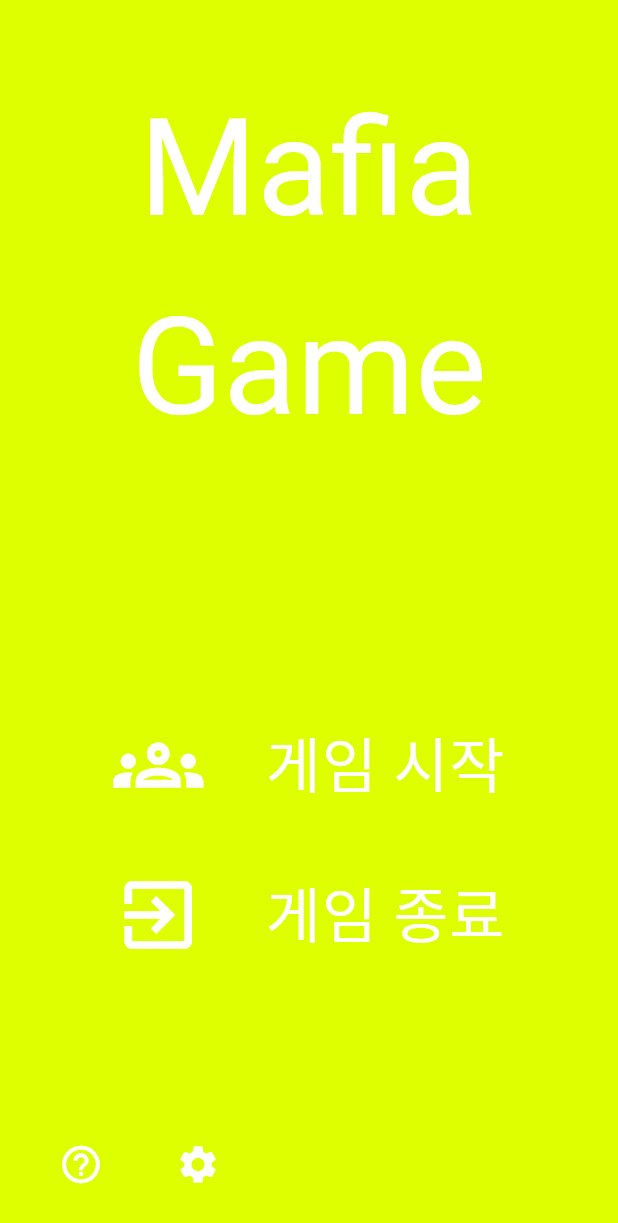
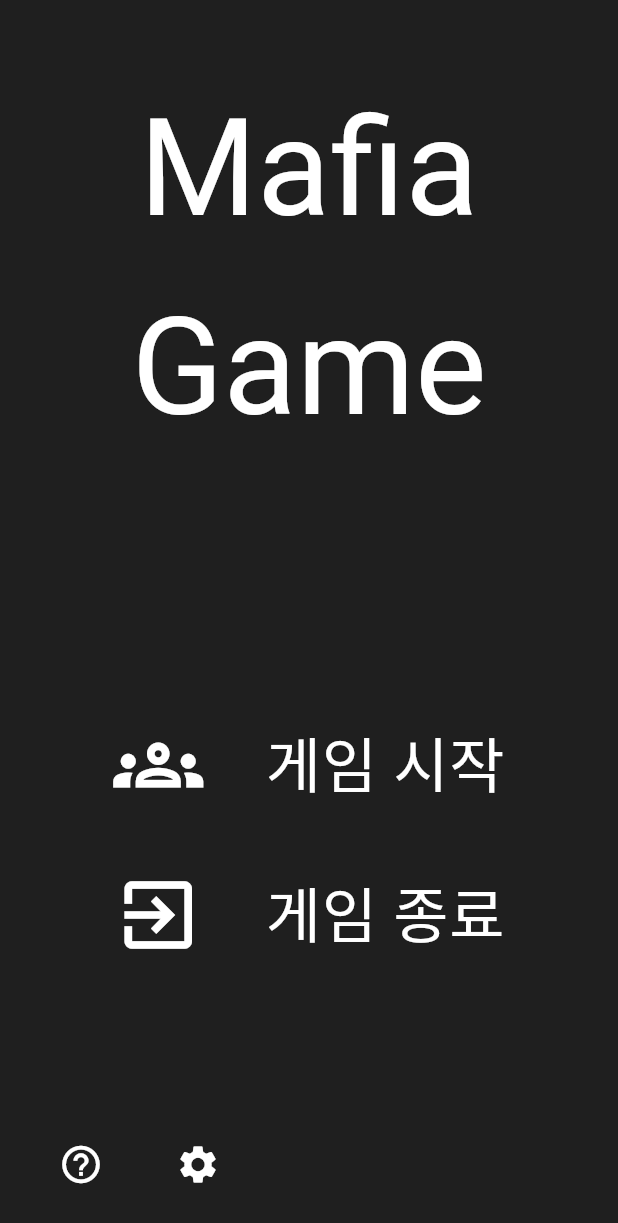
Before and after one commit to HunterYim/MafiaGame_flutter, a Flutter app: the screen it shows after launch, on a phone screen of 412 x 824 dp. Shown: the top 1223 px of the screen. Run offline on Flutter 3.47's test engine with Material 3 defaults, Android fonts, the phone set to English and light mode, and no system bars; our stand-ins replace font_awesome_flutter, google_fonts.

```diff
--- a/lib/main.dart
+++ b/lib/main.dart
@@ -15,7 +15,7 @@ class App extends StatelessWidget {
   Widget build(BuildContext context) {
     return MaterialApp(
       theme: ThemeData(
-        scaffoldBackgroundColor: const Color(0xFFDDFF00),
+        scaffoldBackgroundColor: const Color(0xFF1F1F1F),
         cardColor: whiteColor,
         textTheme: TextTheme(
           headlineLarge: GoogleFonts.bowlbyOneSc(
```
